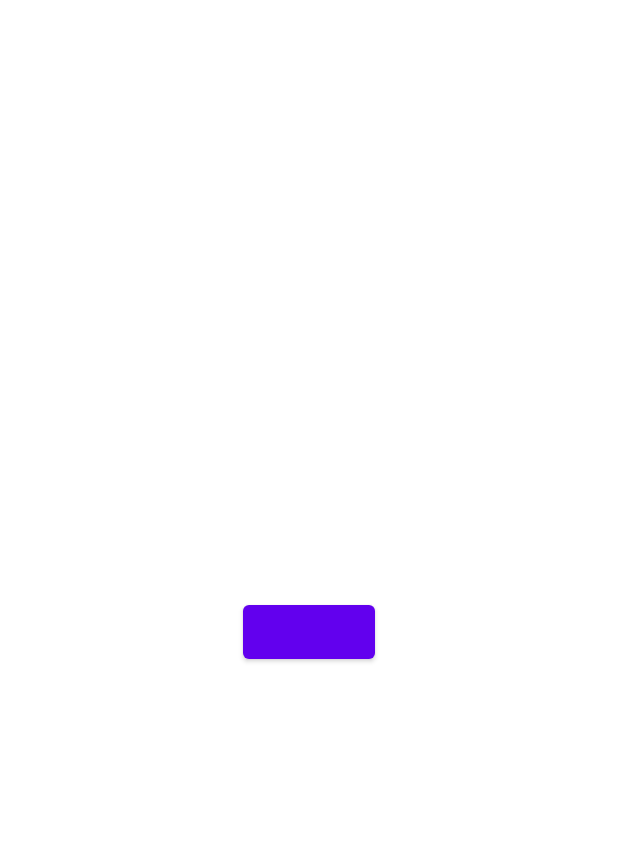
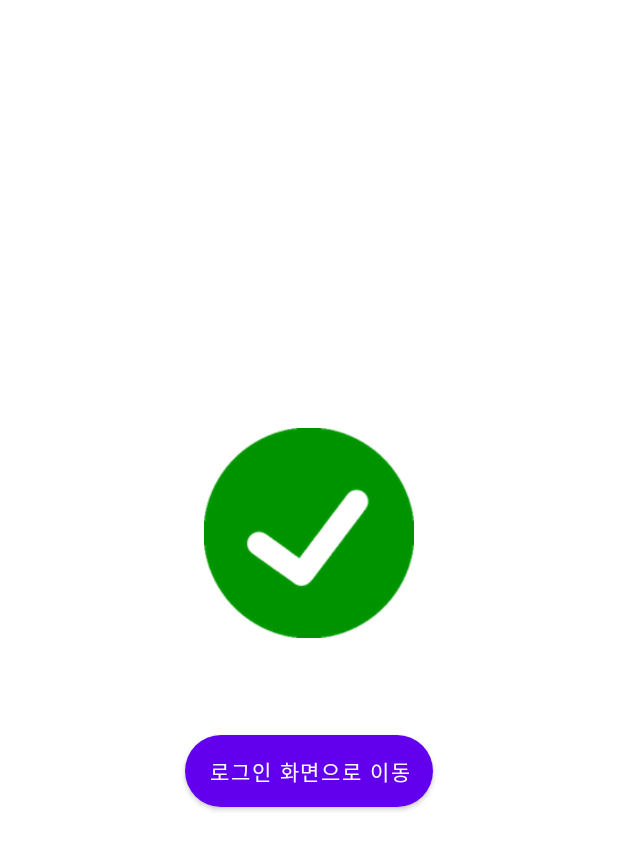
Before and after one commit to onxmoreplz/ddh, an Android app: the layout activity_sign_up_complete.xml on its own in the app's theme, with its tools: preview values and no code run, on a phone screen of 412 x 824 dp. Shown: the top 850 px of the screen. Run offline under Robolectric (Android 15) with nearby library versions, the phone set to English and light mode, and no system bars.

Commit message:
[Refac] Add button to go back in Sign up Complete Activity

```diff
--- a/ddh/app/src/main/java/com/example/ddh/signup/SignUpCompleteActivity.kt
+++ b/ddh/app/src/main/java/com/example/ddh/signup/SignUpCompleteActivity.kt
@@ -18,7 +18,7 @@ class SignUpCompleteActivity : Activity() {
         val intent = intent
         val userName = intent.getStringExtra("username")
 
-        findViewById<TextView>(R.id.tv_user_name).text = "$userName 님 \nDDH의 회원이 되신 것을\n축하드립니다."
+        findViewById<TextView>(R.id.tv_user_name).text = "$userName 님 \nDDH의 회원이 되신 것을\n진심으로 환영합니다."
         findViewById<Button>(R.id.btn_back_login).setOnClickListener {
             val intent = Intent(this, LoginActivity::class.java)
             startActivity(intent)
--- a/ddh/app/src/main/res/layout/activity_sign_up_complete.xml
+++ b/ddh/app/src/main/res/layout/activity_sign_up_complete.xml
@@ -7,15 +7,25 @@
     android:gravity="center"
     android:orientation="vertical">
 
+    <ImageView
+        android:layout_width="140dp"
+        android:layout_height="140dp"
+        android:src="@drawable/confirmed"
+        android:layout_marginBottom="20dp"/>
+
     <TextView
         android:id="@+id/tv_user_name"
         android:layout_width="wrap_content"
-        android:layout_height="wrap_content" />
+        android:layout_height="wrap_content"
+        android:textSize="18dp"
+        android:layout_marginBottom="20dp"/>
 
     <Button
         android:id="@+id/btn_back_login"
         android:layout_width="wrap_content"
-        android:layout_height="wrap_content"/>
+        android:layout_height="wrap_content"
+        android:background="@drawable/button_round_sign_up_enabled"
+        android:text="로그인 화면으로 이동"/>
 
 
 </LinearLayout>
```
